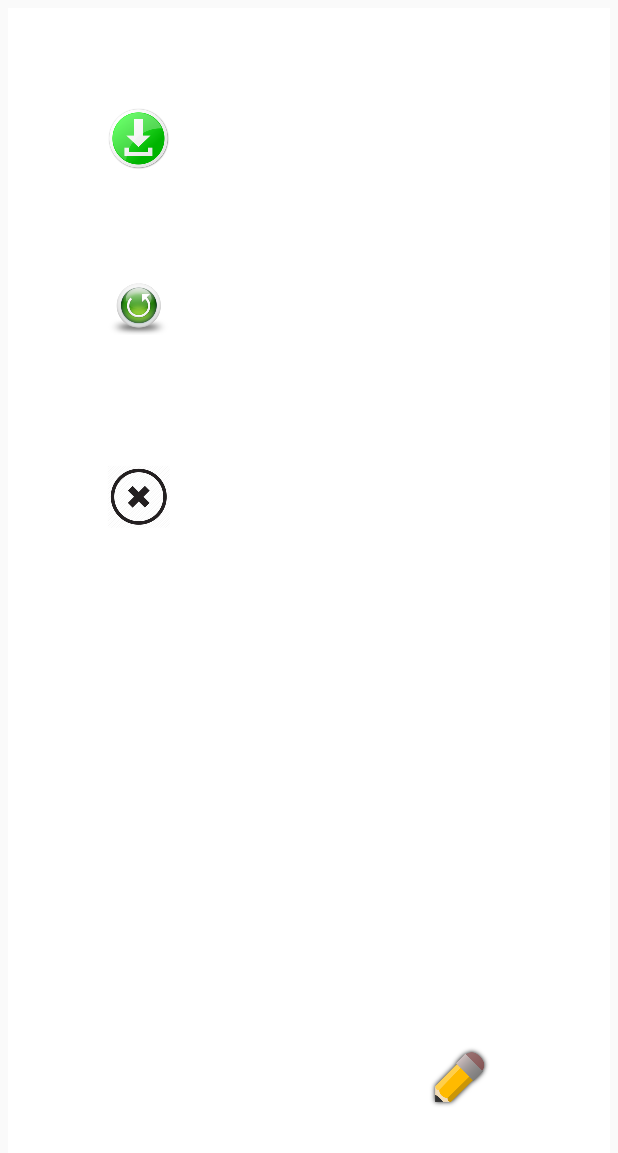
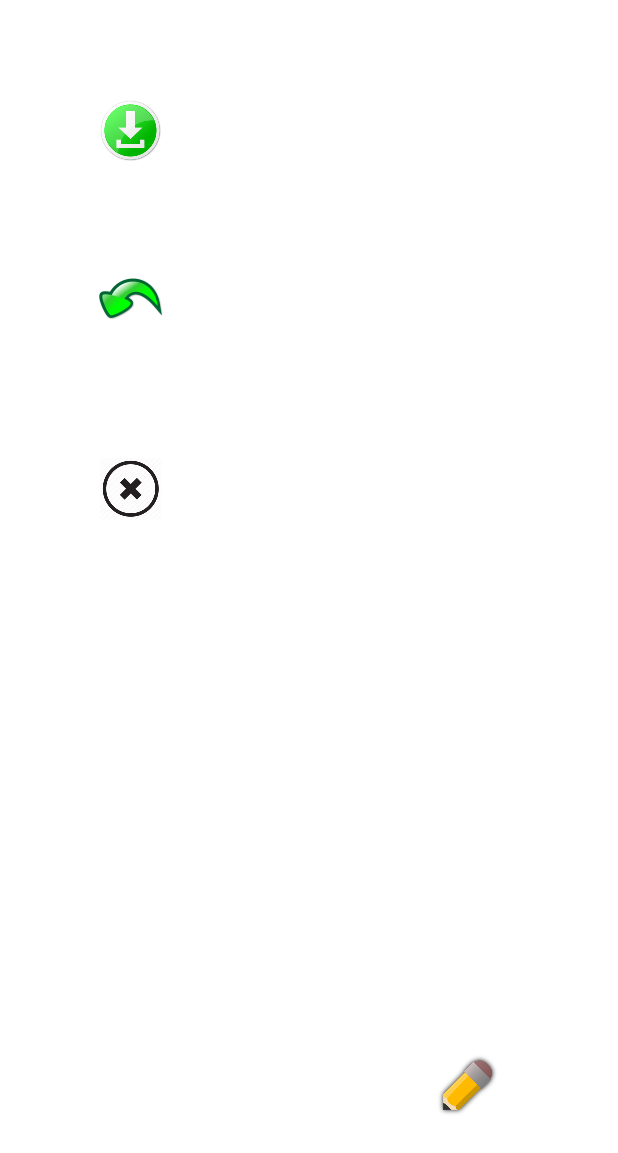
Before and after one commit to neerajreddy92/MobileGrading, an Android app: the FragmentClass screen opened directly, with no data from a screen before it, after a tap on an icon or button, on a phone screen of 412 x 824 dp. Shown: the top 1153 px of the screen. Run offline under Robolectric (Android 15) with nearby library versions, the phone set to English and light mode, and no system bars; 1 other tap on this screen came first.

Commit message:
changing activity grade and changing label weights.
minor changes in activity grade layout. Label weights orientation has been changed. Label weights - minor bug fixes.

```diff
--- a/app/src/main/res/layout/fragment_image.xml
+++ b/app/src/main/res/layout/fragment_image.xml
@@ -10,12 +10,11 @@
         android:id="@+id/drawing"
         android:layout_width="match_parent"
         android:layout_height="match_parent"
-        android:layout_marginBottom="5dp"
-        android:layout_marginLeft="5dp"
-        android:layout_marginRight="5dp"
-        android:layout_marginTop="5dp"
         android:layout_weight="0.88"
-        android:background="#FFFFFFFF" />
+        android:background="#FFFFFFFF"
+        android:layout_alignParentTop="true"
+        android:layout_alignParentLeft="true"
+        android:layout_alignParentStart="true" />
 
 
     <ImageButton
@@ -36,7 +35,7 @@
         android:layout_width="wrap_content"
         android:layout_height="wrap_content"
         android:background="@android:color/transparent"
-        android:src="@mipmap/undo_button"
+        android:src="@mipmap/undo_button_new"
         android:layout_marginTop="63dp"
         android:layout_below="@+id/process_next"
         android:layout_alignLeft="@+id/process_next"
@@ -68,16 +67,22 @@
 
     <LinearLayout
         android:id="@+id/label_box"
-        android:orientation="horizontal"
+        android:orientation="vertical"
         android:layout_width="match_parent"
         android:layout_height="match_parent"
         android:layout_alignBottom="@+id/drawing"
-        android:layout_alignLeft="@+id/drawing"
-        android:layout_alignStart="@+id/drawing"
-        android:layout_toLeftOf="@+id/process_show_labels"
-        android:layout_toStartOf="@+id/process_show_labels"
-        android:layout_below="@+id/process_done"
-        android:layout_marginTop="100dp"></LinearLayout>
+        android:layout_alignParentRight="true"
+        android:layout_alignParentEnd="true"
+        android:layout_toRightOf="@+id/textView5"
+        android:layout_toEndOf="@+id/textView5"
+        android:layout_below="@+id/process_next"></LinearLayout>
+
+    <TextView
+        android:layout_width="wrap_content"
+        android:layout_height="wrap_content"
+        android:id="@+id/textView5"
+        android:layout_centerVertical="true"
+        android:layout_centerHorizontal="true" />
 
 
 </RelativeLayout>
--- a/app/src/main/res/layout/fragment_main.xml
+++ b/app/src/main/res/layout/fragment_main.xml
@@ -19,7 +19,7 @@
         <Button
             android:layout_width="wrap_content"
             android:layout_height="wrap_content"
-            android:text="@string/beginCameraName"
+            android:text="Scan Picture"
             android:id="@+id/beginCamera"
             android:layout_gravity="left|center"
             android:layout_centerVertical="true"
```
Also changed, not shown: app/src/main/java/com/mobile/bolt/mobilegrading/ImageFragment.java (+25 -15 lines), app/src/main/res/layout/activity_grade.xml (+32 -4 lines), app/src/main/res/layout/activity_main.xml (+6 -5 lines), app/src/main/res/mipmap-hdpi/undo_button_new.png (added), app/src/main/res/mipmap-mdpi/undo_button_new.png (added), app/src/main/res/mipmap-xhdpi/undo_button_new.png (added), app/src/main/res/mipmap-xxhdpi/undo_button_new.png (added), app/src/main/res/mipmap-xxxhdpi/undo_button_new.png (added), app/src/main/undo_button_new-web.png (added).
